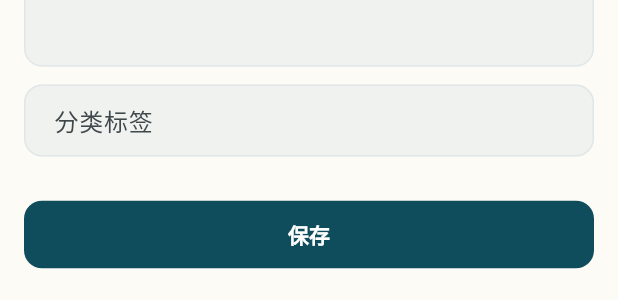
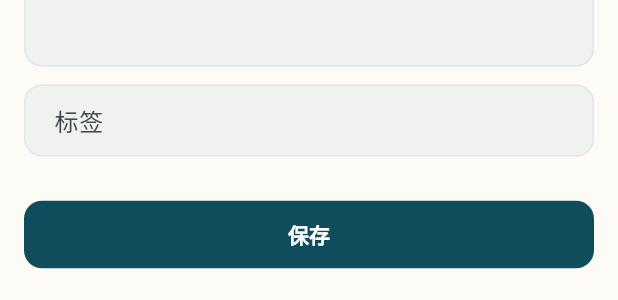
Before and after one commit to joewen85/password-manager, a Flutter app: the NewEntrySheet widget shown alone on an empty page, opened directly, on a phone screen of 412 x 824 dp. Shown: the part 919-1219 px from the top of the screen. Run offline on Flutter 3.47's test engine with Material 3 defaults, Android fonts, the phone set to English and light mode, and no system bars; our stand-ins replace google_fonts; missing offline and left inert: cryptography, dart:html, idb_shim, otp.

Commit message:
Clarify type and category wording in UI

```diff
--- a/apps/flutter_app/lib/screens/new_entry_sheet.dart
+++ b/apps/flutter_app/lib/screens/new_entry_sheet.dart
@@ -139,7 +139,7 @@ class _NewEntrySheetState extends State<NewEntrySheet> {
               ),
               _buildField(
                 controller: _tagsController,
-                label: '分类标签',
+                label: '标签',
                 hint: '多个标签用逗号分隔',
               ),
               const SizedBox(height: 16),
--- a/apps/flutter_app/lib/screens/new_server_sheet.dart
+++ b/apps/flutter_app/lib/screens/new_server_sheet.dart
@@ -143,7 +143,7 @@ class _NewServerSheetState extends State<NewServerSheet> {
               ),
               _buildField(
                 controller: _tagsController,
-                label: '分类标签',
+                label: '标签',
                 hint: '多个标签用逗号分隔',
               ),
               _buildField(
--- a/apps/flutter_app/lib/screens/new_service_sheet.dart
+++ b/apps/flutter_app/lib/screens/new_service_sheet.dart
@@ -164,7 +164,7 @@ class _NewServiceSheetState extends State<NewServiceSheet> {
               ),
               _buildField(
                 controller: _tagsController,
-                label: '分类标签',
+                label: '标签',
                 hint: '多个标签用逗号分隔',
               ),
               const SizedBox(height: 16),
--- a/apps/flutter_app/lib/screens/tag_management_screen.dart
+++ b/apps/flutter_app/lib/screens/tag_management_screen.dart
@@ -11,7 +11,7 @@ class TagManagementScreen extends StatelessWidget {
   Widget build(BuildContext context) {
     return Scaffold(
       appBar: AppBar(
-        title: const Text('分类标签管理'),
+        title: const Text('标签管理'),
       ),
       floatingActionButton: FloatingActionButton.extended(
         onPressed: () => _createTag(context),
--- a/apps/flutter_app/lib/widgets/entry_details_dialog.dart
+++ b/apps/flutter_app/lib/widgets/entry_details_dialog.dart
@@ -211,7 +211,7 @@ class EntryDetailsContent extends StatelessWidget {
             _detailRow('操作系统', payload.operatingSystem),
             _detailRow('位置', payload.location),
             _detailRow('备注项', payload.notes),
-            _detailRow('分类标签', payload.tags.join(', ')),
+            _detailRow('标签', payload.tags.join(', ')),
           ]);
         }
         if (payload is ServicePayload) {
@@ -231,7 +231,7 @@ class EntryDetailsContent extends StatelessWidget {
             _detailRow('关联服务器', serverLabels),
             _detailRow('服务账号列表', accountDetails),
             _detailRow('备注', payload.notes),
-            _detailRow('分类标签', payload.tags.join(', ')),
+            _detailRow('标签', payload.tags.join(', ')),
           ]);
         }
         if (payload is CredentialPayload) {
@@ -244,7 +244,7 @@ class EntryDetailsContent extends StatelessWidget {
             _detailRow('访问令牌', payload.accessToken),
             _detailRow('密钥', payload.secretKey),
             _detailRow('备注项', payload.notes),
-            _detailRow('分类标签', payload.tags.join(', ')),
+            _detailRow('标签', payload.tags.join(', ')),
           ]);
         }
         return const Text('无法识别的条目类型。');
```
Also changed, not shown: apps/flutter_app/lib/screens/home_screen.dart (+11 -1 lines), 1 other file.
